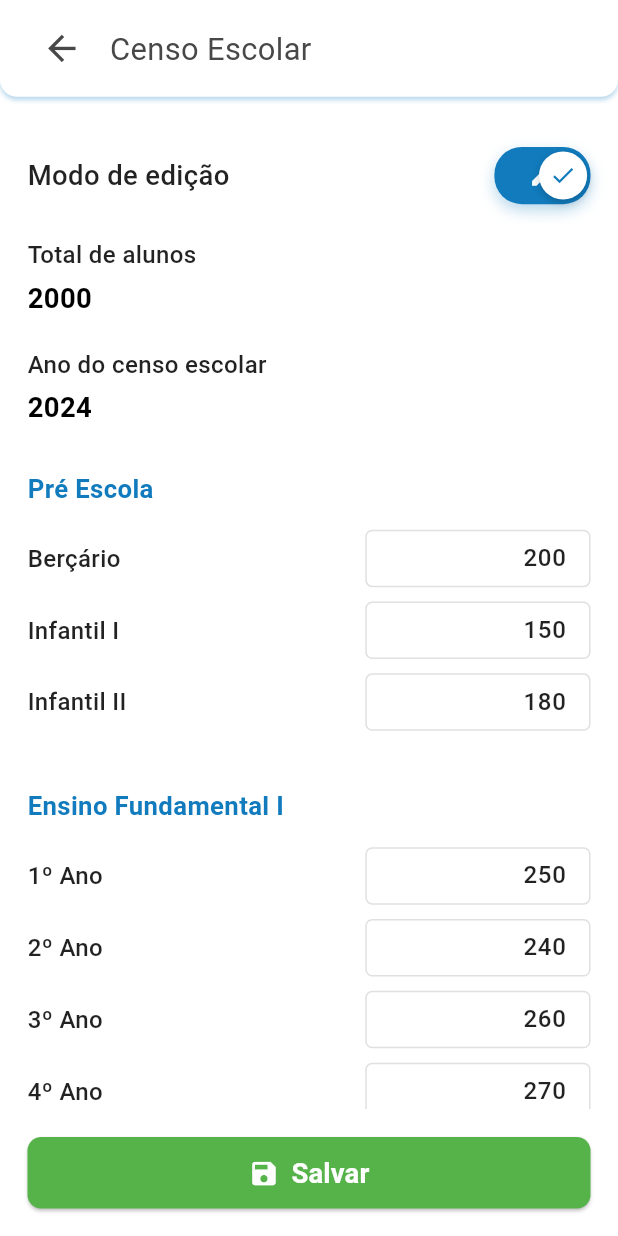
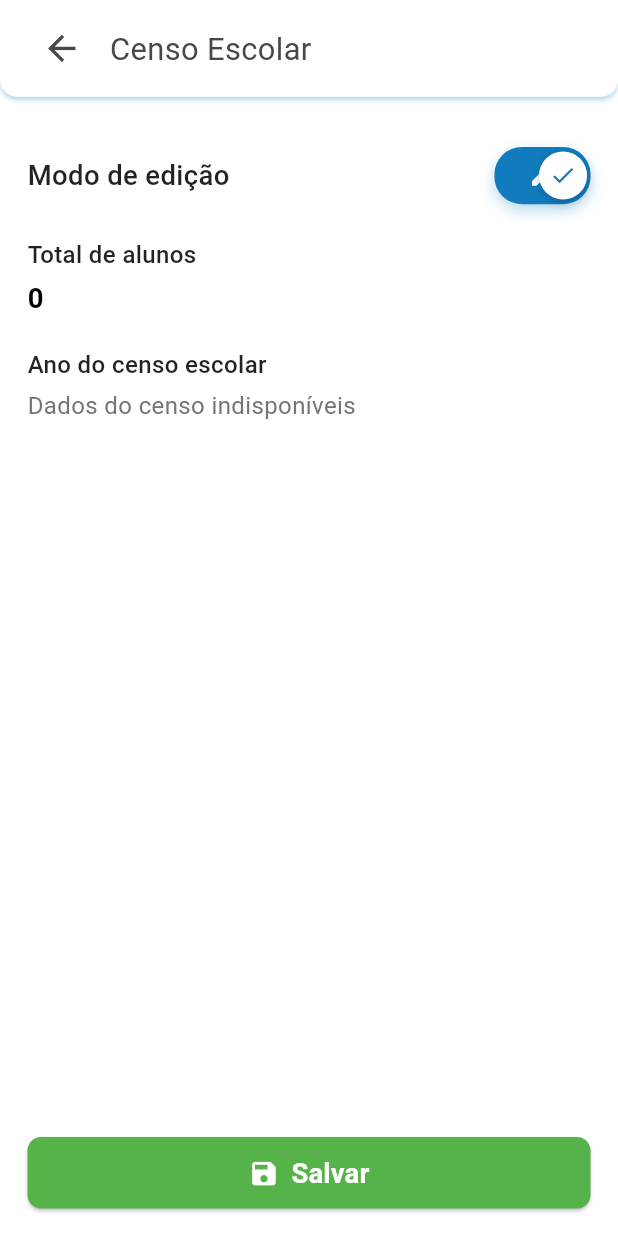
Before and after one commit to creator4all/front-end-app-orcamentos, a Flutter app: the SchoolCensusPage screen opened directly, after a tap on the "edit" icon, on a phone screen of 412 x 824 dp. Run offline on Flutter 3.47's test engine with Material 3 defaults, Android fonts, the phone set to English and light mode, and no system bars; our stand-ins replace copy_with_extension, dartz, dio, equatable, flutter_mobx, flutter_modular and 4 more; accounts and stored records are empty; generated files the repository leaves out were written again.

Commit message:
fix: :bug: Corrige imports e integração do Censo Escolar preservando layout; remove mocks e Builder inválido
Co-Authored-By: pedro.penha@multimidiaeducacional.com.br <multi.edu2023@gmail.com>

```diff
--- a/lib/app/modules/budget/presentation/pages/config_new_budget.dart
+++ b/lib/app/modules/budget/presentation/pages/config_new_budget.dart
@@ -1,3 +1,5 @@
+import 'package:flutter_modular/flutter_modular.dart';
+
 import 'package:flutter/material.dart';
 import 'package:flutter_screenutil/flutter_screenutil.dart';
 
@@ -20,8 +22,10 @@ class _ConfigNewBudgetPageState extends State<ConfigNewBudgetPage> {
   bool isAvaliacaoSelected = false;
   bool isServicosSelected = false;
 
-  final TextEditingController _dataOrcamentoController = TextEditingController();
-  final TextEditingController _validadeOrcamentoController = TextEditingController();
+  final TextEditingController _dataOrcamentoController =
+      TextEditingController();
+  final TextEditingController _validadeOrcamentoController =
+      TextEditingController();
 
   @override
   void initState() {
@@ -54,15 +58,31 @@ class _ConfigNewBudgetPageState extends State<ConfigNewBudgetPage> {
                 selectedProductsCount: 0,
               ),
               const SizedBox(height: 12),
-            const SchoolCensus(
-              leadingIcon: Icon(Icons.school, color: Colors.black54),
+              Builder(
+                builder: (context) {
+                  final args = ModalRoute.of(context)?.settings.arguments as Map<String, dynamic>?;
+                  final censo = args != null ? args['censo'] : null;
+                  final turmas = censo?.groups.length;
+                  final totalAlunos = censo?.totalStudents;
+                  return SchoolCensus(
+                    leadingIcon: const Icon(Icons.school, color: Colors.black54),
                     title: 'Censo Escolar',
-              info1: '7 turmas',
-              info2: '2000 alunos',
+                    info1: turmas != null ? '$turmas grupos' : '—',
+                    info2: totalAlunos != null ? '$totalAlunos alunos' : '—',
+                    onActionTap: () {
+                      Modular.to.pushNamed('/budget/census', arguments: {'censo': censo});
+                    },
+                  );
+                },
+              ),
+              const SizedBox(height: 12),
+                budgetValue: 0.0,
+                selectedProductsCount: 0,
               ),
               const SizedBox(height: 12),
               ProductCategory(
-              categoryIcon: const Icon(Icons.menu_book, color: Colors.black54),
+                categoryIcon:
+                    const Icon(Icons.menu_book, color: Colors.black54),
                 title: 'Livros',
                 value: 'R\$500.000,00',
                 selectedCount: 47,
@@ -137,7 +157,8 @@ class _ConfigNewBudgetPageState extends State<ConfigNewBudgetPage> {
 
               // Avaliação Diagnóstica
               ProductCategory(
-              categoryIcon: const Icon(Icons.assessment, color: Colors.black54),
+                categoryIcon:
+                    const Icon(Icons.assessment, color: Colors.black54),
                 title: 'Avaliação Diagnóstica',
                 value: 'R\$200.000,00',
                 selectedCount: 8,
@@ -217,7 +238,8 @@ class _ConfigNewBudgetPageState extends State<ConfigNewBudgetPage> {
                       borderRadius: BorderRadius.circular(8.r),
                       borderSide: BorderSide(color: Colors.grey[300]!),
                     ),
-                  contentPadding: EdgeInsets.symmetric(horizontal: 12.w, vertical: 8.h),
+                    contentPadding:
+                        EdgeInsets.symmetric(horizontal: 12.w, vertical: 8.h),
                     fillColor: Colors.grey[100],
                     filled: true,
                   ),
@@ -282,7 +304,8 @@ class _ConfigNewBudgetPageState extends State<ConfigNewBudgetPage> {
                       borderRadius: BorderRadius.circular(8.r),
                       borderSide: const BorderSide(color: Color(0xFF117BBD)),
                     ),
-                  contentPadding: EdgeInsets.symmetric(horizontal: 12.w, vertical: 8.h),
+                    contentPadding:
+                        EdgeInsets.symmetric(horizontal: 12.w, vertical: 8.h),
                   ),
                   style: TextStyle(
                     fontSize: 14.sp,
@@ -298,7 +321,8 @@ class _ConfigNewBudgetPageState extends State<ConfigNewBudgetPage> {
                       lastDate: DateTime.now().add(const Duration(days: 365)),
                     );
                     if (selectedDate != null) {
-                    _validadeOrcamentoController.text = selectedDate.toString().split(' ')[0];
+                      _validadeOrcamentoController.text =
+                          selectedDate.toString().split(' ')[0];
                     }
                   },
                 ),
--- a/lib/app/modules/budget/presentation/pages/school_census.dart
+++ b/lib/app/modules/budget/presentation/pages/school_census.dart
@@ -1,5 +1,6 @@
 import 'package:flutter/material.dart';
 import 'package:flutter_screenutil/flutter_screenutil.dart';
+import 'package:multimidiaapp/entities/censo_entity.dart';
 
 import '../../../../shared/widgets/custom_top_bar.dart';
 
@@ -12,54 +13,26 @@ class SchoolCensusPage extends StatefulWidget {
 
 class _SchoolCensusPageState extends State<SchoolCensusPage> {
   bool _isEditMode = false;
-
-  // Mock data for school census
-  final Map<String, dynamic> _censusData = {
-    'totalStudents': 2000,
-    'censusYear': '2024',
-    'groups': [
-      {
-        'name': 'Pré Escola',
-        'items': [
-          {'name': 'Berçário', 'value': 200},
-          {'name': 'Infantil I', 'value': 150},
-          {'name': 'Infantil II', 'value': 180},
-        ]
-      },
-      {
-        'name': 'Ensino Fundamental I',
-        'items': [
-          {'name': '1º Ano', 'value': 250},
-          {'name': '2º Ano', 'value': 240},
-          {'name': '3º Ano', 'value': 260},
-          {'name': '4º Ano', 'value': 270},
-          {'name': '5º Ano', 'value': 280},
-        ]
-      },
-      {
-        'name': 'Ensino Fundamental II',
-        'items': [
-          {'name': '6º Ano', 'value': 220},
-          {'name': '7º Ano', 'value': 230},
-          {'name': '8º Ano', 'value': 240},
-          {'name': '9º Ano', 'value': 250},
-        ]
-      },
-    ]
-  };
+  CensoData? _censo;
 
   // Controllers for text fields in edit mode
   final Map<String, TextEditingController> _controllers = {};
 
   @override
-  void initState() {
-    super.initState();
-    // Initialize controllers for edit mode
-    for (var group in _censusData['groups']) {
-      for (var item in group['items']) {
-        final key = '${group['name']}_${item['name']}';
-        _controllers[key] = TextEditingController(text: item['value'].toString());
+  void didChangeDependencies() {
+    super.didChangeDependencies();
+    final args =
+        ModalRoute.of(context)?.settings.arguments as Map<String, dynamic>?;
+    if (args != null && args['censo'] is CensoData) {
+      _censo = args['censo'] as CensoData;
+      for (final group in _censo?.groups ?? const <CensoGroup>[]) {
+        for (final item in group.items) {
+          final key = '${group.name}_${item.name}';
+          _controllers.putIfAbsent(
+              key, () => TextEditingController(text: item.value.toString()));
+        }
       }
+      setState(() {});
     }
   }
 
@@ -98,7 +71,9 @@ class _SchoolCensusPageState extends State<SchoolCensusPage> {
               height: 32.h,
               decoration: BoxDecoration(
                 borderRadius: BorderRadius.circular(16.r),
-                color: _isEditMode ? const Color(0xFF117BBD) : const Color(0xFFE0E0E0),
+                color: _isEditMode
+                    ? const Color(0xFF117BBD)
+                    : const Color(0xFFE0E0E0),
                 boxShadow: _isEditMode
                     ? [
                         BoxShadow(
@@ -193,7 +168,7 @@ class _SchoolCensusPageState extends State<SchoolCensusPage> {
           ),
           SizedBox(height: 4.h),
           Text(
-            _censusData['totalStudents'].toString(),
+            (_censo?.totalStudents ?? 0).toString(),
             style: TextStyle(
               fontSize: 16.sp,
               fontWeight: FontWeight.bold,
@@ -210,8 +185,16 @@ class _SchoolCensusPageState extends State<SchoolCensusPage> {
             ),
           ),
           SizedBox(height: 4.h),
+          if (_censo == null)
+            Text(
+              'Dados do censo indisponíveis',
+              style: TextStyle(
+                fontSize: 14.sp,
+                color: Colors.grey[600],
+              ),
+            ),
           Text(
-            _censusData['censusYear'],
+            _censo?.censusYear ?? '',
             style: TextStyle(
               fontSize: 16.sp,
               fontWeight: FontWeight.bold,
@@ -223,7 +206,7 @@ class _SchoolCensusPageState extends State<SchoolCensusPage> {
     );
   }
 
-  Widget _buildGroupSection(Map<String, dynamic> group) {
+  Widget _buildGroupSection(CensoGroup group) {
     return Padding(
       padding: EdgeInsets.symmetric(horizontal: 16.w),
       child: Column(
@@ -231,7 +214,7 @@ class _SchoolCensusPageState extends State<SchoolCensusPage> {
         children: [
           SizedBox(height: 24.h),
           Text(
-            group['name'],
+            group.name,
             style: TextStyle(
               fontSize: 15.sp,
               fontWeight: FontWeight.w600,
@@ -239,8 +222,8 @@ class _SchoolCensusPageState extends State<SchoolCensusPage> {
             ),
           ),
           SizedBox(height: 12.h),
-          ...group['items'].map<Widget>((item) {
-            final key = '${group['name']}_${item['name']}';
+          ...group.items.map<Widget>((item) {
+            final key = '${group.name}_${item.name}';
             return Padding(
               padding: EdgeInsets.only(bottom: 8.h),
               child: Row(
@@ -248,7 +231,7 @@ class _SchoolCensusPageState extends State<SchoolCensusPage> {
                   Expanded(
                     flex: 3,
                     child: Text(
-                      item['name'],
+                      item.name,
                       style: TextStyle(
                         fontSize: 14.sp,
                         fontWeight: FontWeight.w500,
@@ -271,15 +254,18 @@ class _SchoolCensusPageState extends State<SchoolCensusPage> {
                               ),
                               border: OutlineInputBorder(
                                 borderRadius: BorderRadius.circular(4.r),
-                                borderSide: BorderSide(color: Colors.grey[300]!),
+                                borderSide:
+                                    BorderSide(color: Colors.grey[300]!),
                               ),
                               enabledBorder: OutlineInputBorder(
                                 borderRadius: BorderRadius.circular(4.r),
-                                borderSide: BorderSide(color: Colors.grey[300]!),
+                                borderSide:
+                                    BorderSide(color: Colors.grey[300]!),
                               ),
                               focusedBorder: OutlineInputBorder(
                                 borderRadius: BorderRadius.circular(4.r),
-                                borderSide: const BorderSide(color: Color(0xFF117BBD)),
+                                borderSide:
+                                    const BorderSide(color: Color(0xFF117BBD)),
                               ),
                             ),
                             style: TextStyle(
@@ -289,7 +275,7 @@ class _SchoolCensusPageState extends State<SchoolCensusPage> {
                             ),
                           )
                         : Text(
-                            item['value'].toString(),
+                            item.value.toString(),
                             textAlign: TextAlign.right,
                             style: TextStyle(
                               fontSize: 14.sp,
@@ -369,7 +355,8 @@ class _SchoolCensusPageState extends State<SchoolCensusPage> {
                     _buildEditModeToggle(),
                     const SizedBox(height: 8),
                     _buildCensusInfo(),
-                    ..._censusData['groups'].map<Widget>((group) => _buildGroupSection(group)),
+                    ...((_censo?.groups ?? <CensoGroup>[]))
+                        .map<Widget>((group) => _buildGroupSection(group)),
                   ],
                 ),
               ),
```
Also changed, not shown: lib/app/modules/budget/presentation/pages/new_budget_page.dart (+70 -87 lines). Lines whose indentation alone changed are shown as unchanged.
